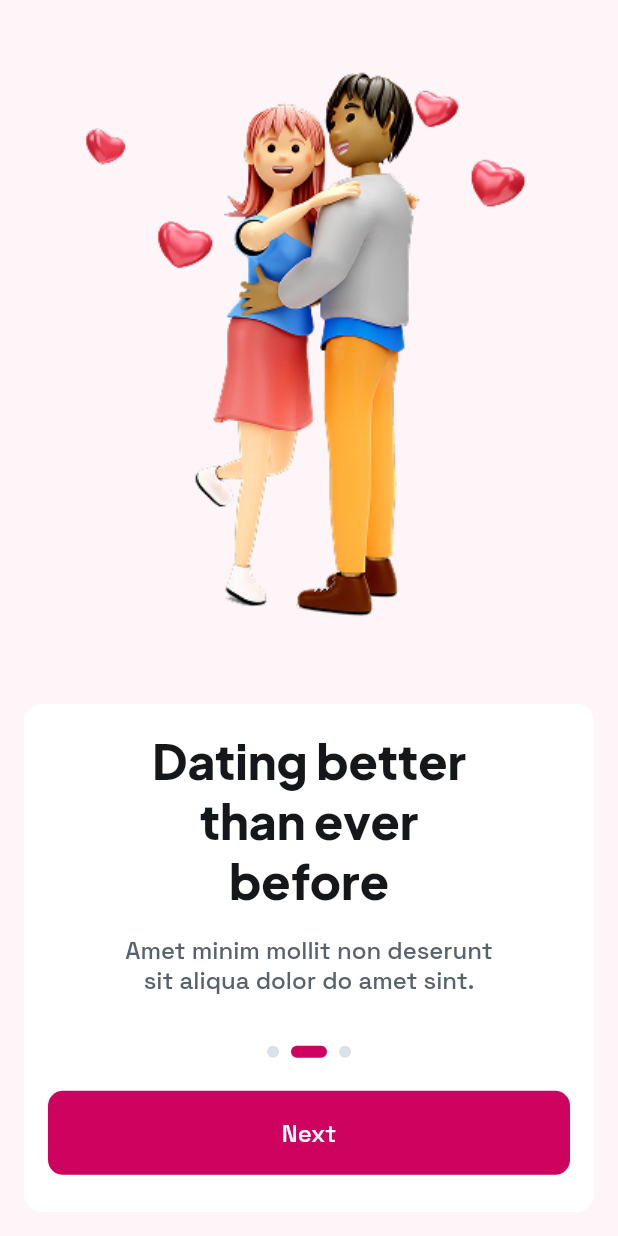
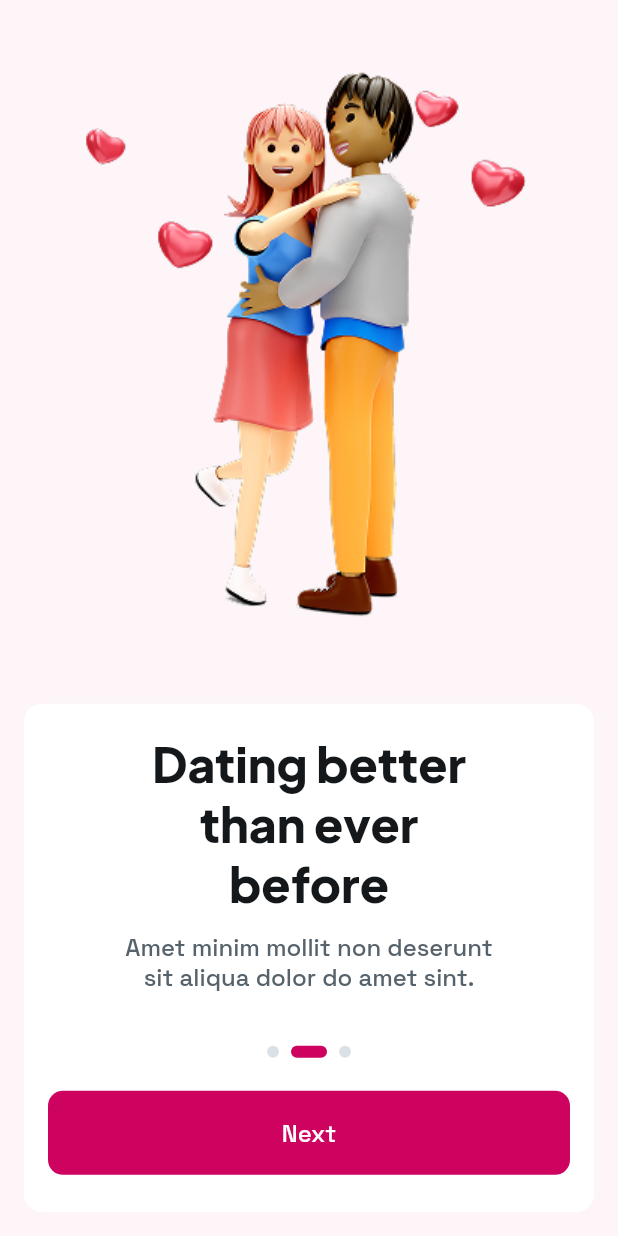
Before and after one commit to abugeek/datingtest, a Flutter app: the screen it shows after launch, after a tap on "Next", on a phone screen of 412 x 824 dp. Run offline on Flutter 3.47's test engine with Material 3 defaults, Android fonts, the phone set to English and light mode, and no system bars; drawn by our look-alikes of auto_size_text, flutter_animate, smooth_page_indicator; our stand-ins replace cached_network_image, cloud_firestore, firebase_auth, firebase_core, firebase_storage, floating_bottom_navigation_bar and 16 more; missing offline and left inert: emoji_flag_converter, json_path, mime_type; accounts and stored records are empty.

Commit message:
Updating to latest FlutterFlow output.

```diff
--- a/lib/dating/pages/auth/onboarding/onboarding_widget.dart
+++ b/lib/dating/pages/auth/onboarding/onboarding_widget.dart
@@ -294,16 +294,13 @@ class _OnboardingWidgetState extends State<OnboardingWidget>
                                                       ),
                                             ).animateOnPageLoad(animationsMap[
                                                 'textOnPageLoadAnimation1']!),
-                                            Padding(
-                                              padding: EdgeInsetsDirectional
-                                                  .fromSTEB(
-                                                      0.0, 16.0, 0.0, 0.0),
-                                              child: Text(
+                                            Text(
                                               FFLocalizations.of(context)
                                                   .getText(
                                                 'ummqvm6k' /* Amet minim mollit non deserunt... */,
                                               ),
                                               textAlign: TextAlign.center,
+                                              maxLines: 2,
                                               style:
                                                   FlutterFlowTheme.of(context)
                                                       .labelLarge
@@ -314,8 +311,7 @@ class _OnboardingWidgetState extends State<OnboardingWidget>
                                                       ),
                                             ).animateOnPageLoad(animationsMap[
                                                 'textOnPageLoadAnimation2']!),
-                                            ),
-                                          ],
+                                          ].divide(SizedBox(height: 12.0)),
                                         ),
                                       ),
                                       Padding(
@@ -345,16 +341,13 @@ class _OnboardingWidgetState extends State<OnboardingWidget>
                                                       ),
                                             ).animateOnPageLoad(animationsMap[
                                                 'textOnPageLoadAnimation3']!),
-                                            Padding(
-                                              padding: EdgeInsetsDirectional
-                                                  .fromSTEB(
-                                                      0.0, 16.0, 0.0, 0.0),
-                                              child: Text(
+                                            Text(
                                               FFLocalizations.of(context)
                                                   .getText(
                                                 'aw5zhtvf' /* Amet minim mollit non deserunt... */,
                                               ),
                                               textAlign: TextAlign.center,
+                                              maxLines: 2,
                                               style:
                                                   FlutterFlowTheme.of(context)
                                                       .labelLarge
@@ -365,8 +358,7 @@ class _OnboardingWidgetState extends State<OnboardingWidget>
                                                       ),
                                             ).animateOnPageLoad(animationsMap[
                                                 'textOnPageLoadAnimation4']!),
-                                            ),
-                                          ],
+                                          ].divide(SizedBox(height: 12.0)),
                                         ),
                                       ),
                                       Padding(
@@ -396,16 +388,13 @@ class _OnboardingWidgetState extends State<OnboardingWidget>
                                                       ),
                                             ).animateOnPageLoad(animationsMap[
                                                 'textOnPageLoadAnimation5']!),
-                                            Padding(
-                                              padding: EdgeInsetsDirectional
-                                                  .fromSTEB(
-                                                      0.0, 16.0, 0.0, 0.0),
-                                              child: Text(
+                                            Text(
                                               FFLocalizations.of(context)
                                                   .getText(
                                                 '39ra9bjv' /* Amet minim mollit non deserunt... */,
                                               ),
                                               textAlign: TextAlign.center,
+                                              maxLines: 2,
                                               style:
                                                   FlutterFlowTheme.of(context)
                                                       .labelLarge
@@ -416,8 +405,7 @@ class _OnboardingWidgetState extends State<OnboardingWidget>
                                                       ),
                                             ).animateOnPageLoad(animationsMap[
                                                 'textOnPageLoadAnimation6']!),
-                                            ),
-                                          ],
+                                          ].divide(SizedBox(height: 12.0)),
                                         ),
                                       ),
                                     ],
```
Also changed, not shown: 1 other file. Lines whose indentation alone changed are shown as unchanged.
